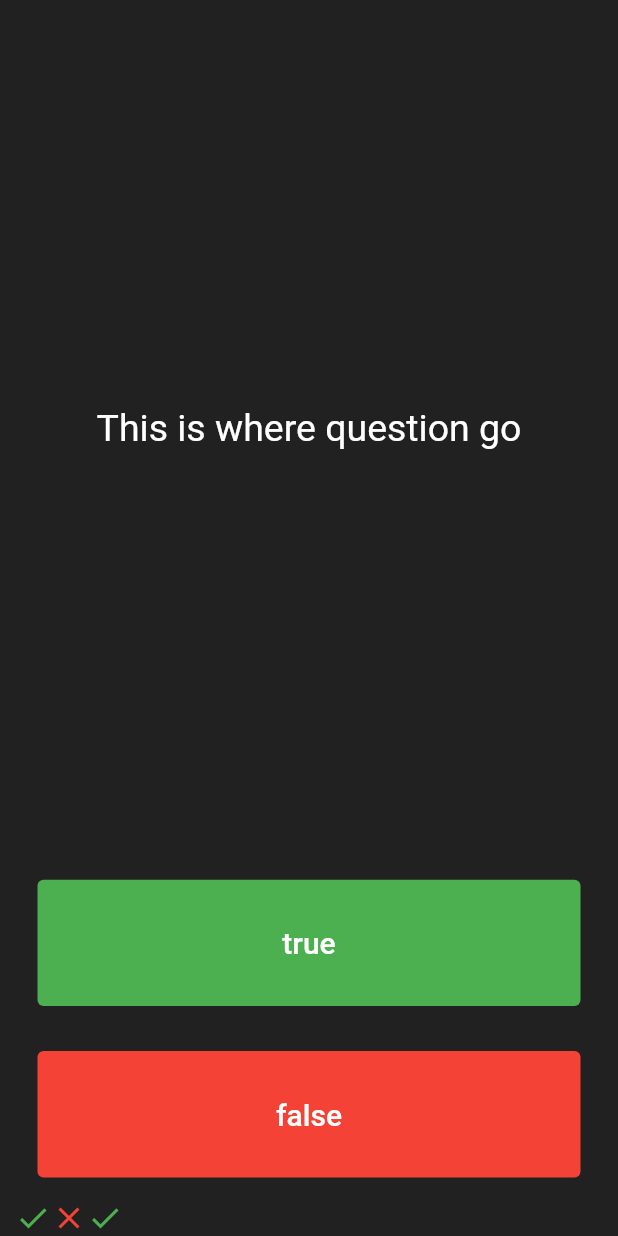
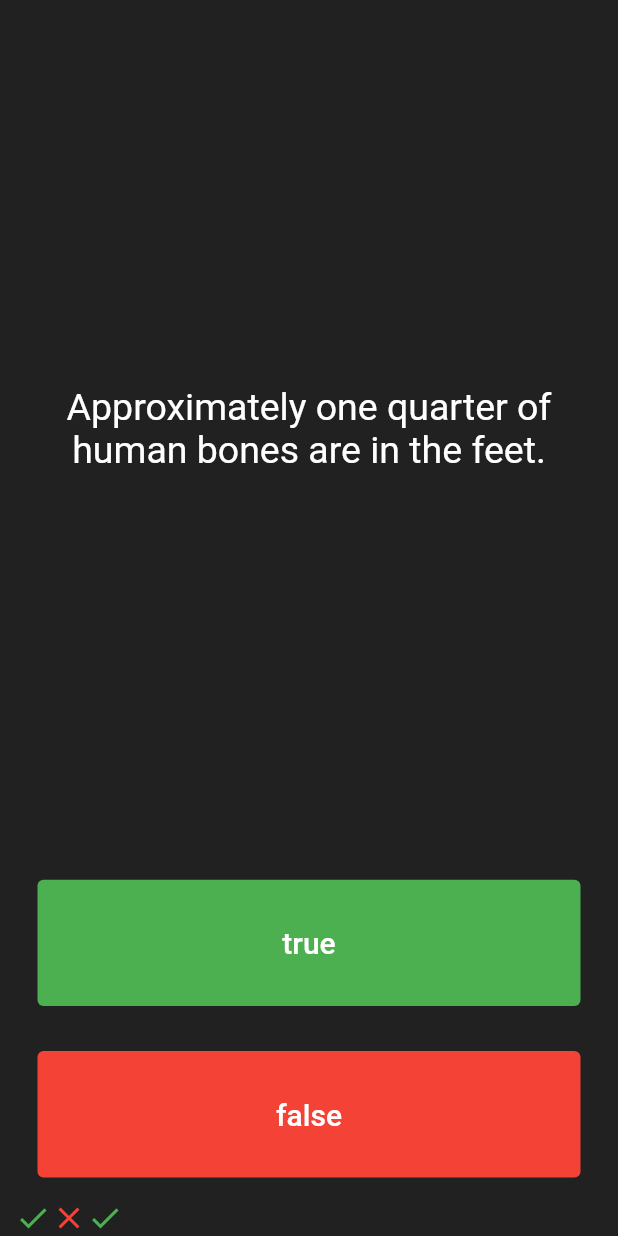
Before and after one commit to vagun/QUIZZAPP, a Flutter app: the screen it shows after launch, after a tap on "true", on a phone screen of 412 x 824 dp. Run offline on Flutter 3.47's test engine with Material 2 defaults, Android fonts, the phone set to English and light mode, and no system bars.

Commit message:
very big code but will make it short

```diff
--- a/lib/main.dart
+++ b/lib/main.dart
@@ -26,19 +26,40 @@ class Quizpage extends StatefulWidget {
 }
 
 class _QuizpageState extends State<Quizpage> {
+  List<Widget> scorekeeper = [
+    Icon(
+      Icons.check,
+      color: Colors.green,
+    ),
+    Icon(
+      Icons.close,
+      color: Colors.red,
+    ),
+    Icon(
+      Icons.check,
+      color: Colors.green,
+    ),
+  ];
+  List<String> questions = [
+    'You can lead a cow down stairs but not up stairs.',
+    'Approximately one quarter of human bones are in the feet.',
+    'A slug\'s blood is green.',
+  ];
+  List<bool> answer=[true,false,false];
+  int questionno = 0;
   @override
   Widget build(BuildContext context) {
     return Column(
       crossAxisAlignment: CrossAxisAlignment.stretch,
       mainAxisAlignment: MainAxisAlignment.spaceBetween,
       children: <Widget>[
-        const Expanded(
+        Expanded(
           flex: 5,
           child: Padding(
             padding: EdgeInsets.all(10.0),
             child: Center(
               child: Text(
-                'This is where question go',
+                questions[questionno],
                 textAlign: TextAlign.center,
                 style: TextStyle(fontSize: 25, color: Colors.white),
               ),
@@ -58,7 +79,16 @@ class _QuizpageState extends State<Quizpage> {
                   fontSize: 20,
                 ),
               ),
-              onPressed: (){},
+              onPressed: () {
+                bool coorectanswer=answer[questionno];
+                if(coorectanswer==true){print('nice');}
+                else{print('fuck u');;}
+
+                setState(() {
+                  questionno++;
+                });
+                print(questionno);
+              },
             ),
           ),
         ),
@@ -75,16 +105,21 @@ class _QuizpageState extends State<Quizpage> {
                   fontSize: 20,
                 ),
               ),
-              onPressed: (){},
+              onPressed: () {
+                bool coorectanswer=answer[questionno];
+                if(coorectanswer==false){print('nice');}
+                else{print('fuck u');;}
+
+                setState(() {
+                  questionno++;
+                });
+                print(questionno);
+              },
             ),
           ),
         ),
         Row(
-          children: <Widget>[
-            Icon(Icons.check,color: Colors.green,),
-            Icon(Icons.close,color: Colors.red,),
-            Icon(Icons.check,color: Colors.green,),
-          ],
+          children: scorekeeper,
         )
       ],
     );
```
